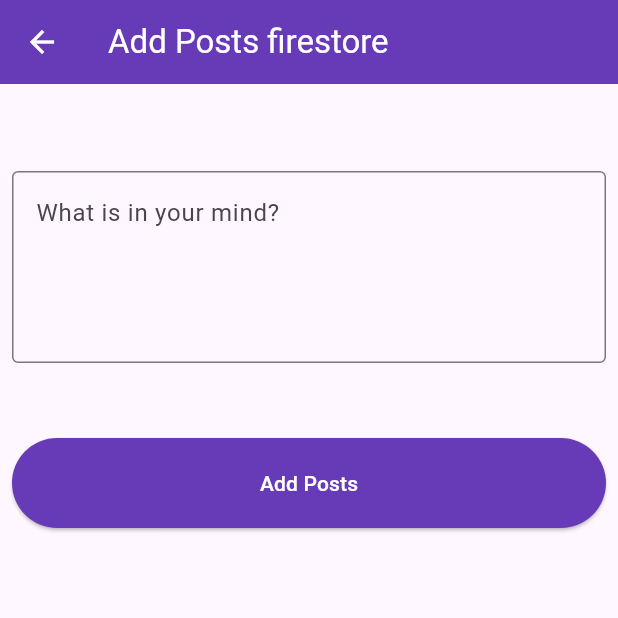
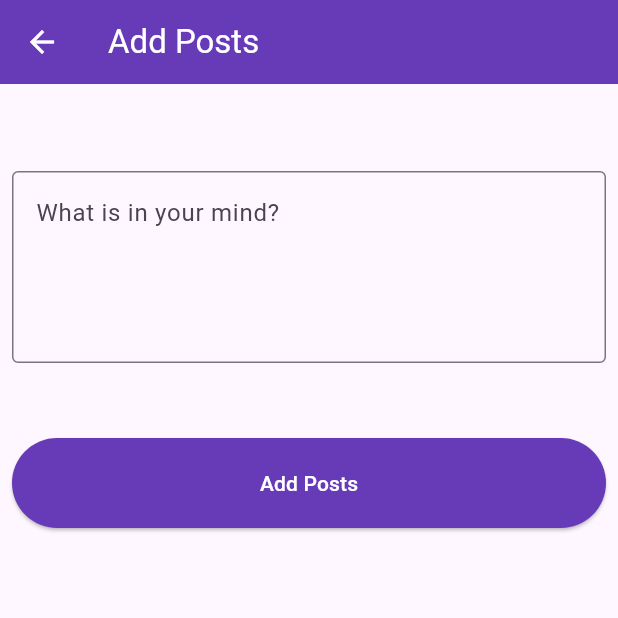
Before and after one commit to vivekkujur/flutter_with_firebase, a Flutter app: the screen it shows after launch, after a tap on the "add" icon, on a phone screen of 412 x 824 dp, the top half of it. Run offline on Flutter 3.47's test engine with Material 3 defaults, Android fonts, the phone set to English and light mode, and no system bars; our stand-ins replace cloud_firestore, firebase_core, firebase_database, fluttertoast, get; accounts and stored records are empty.

Commit message:
firestore Crud operation | with GEtX state management

```diff
--- a/lib/main.dart
+++ b/lib/main.dart
@@ -22,14 +22,14 @@
   @override
   Widget build(BuildContext context) {
     return GetMaterialApp(
-      title: 'Flutter Firebase',
+      title: 'Flutter Firebase realtime / Firestore  ',
       theme: ThemeData(
         colorScheme: ColorScheme.fromSeed(seedColor: Colors.deepPurple),
         useMaterial3: true,
           primarySwatch: Colors.deepPurple
 
       ),
-        home: const FirestoreHomeScreen(),
+        home: const HomeScreen(),
     );
   }
 }
```
